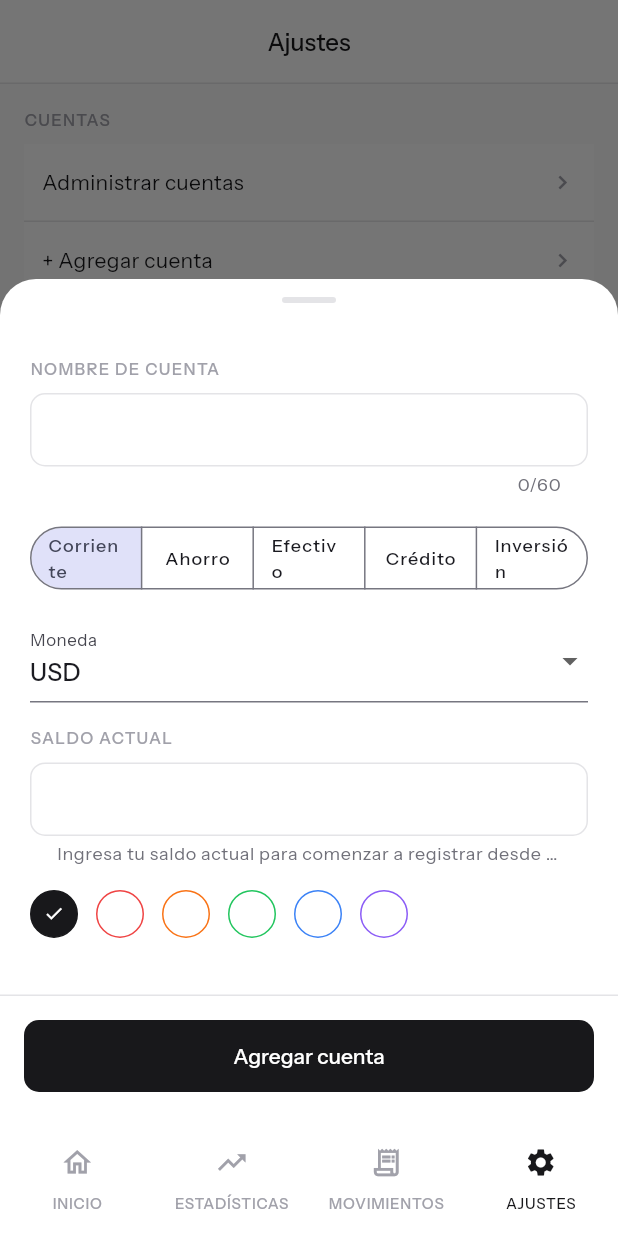
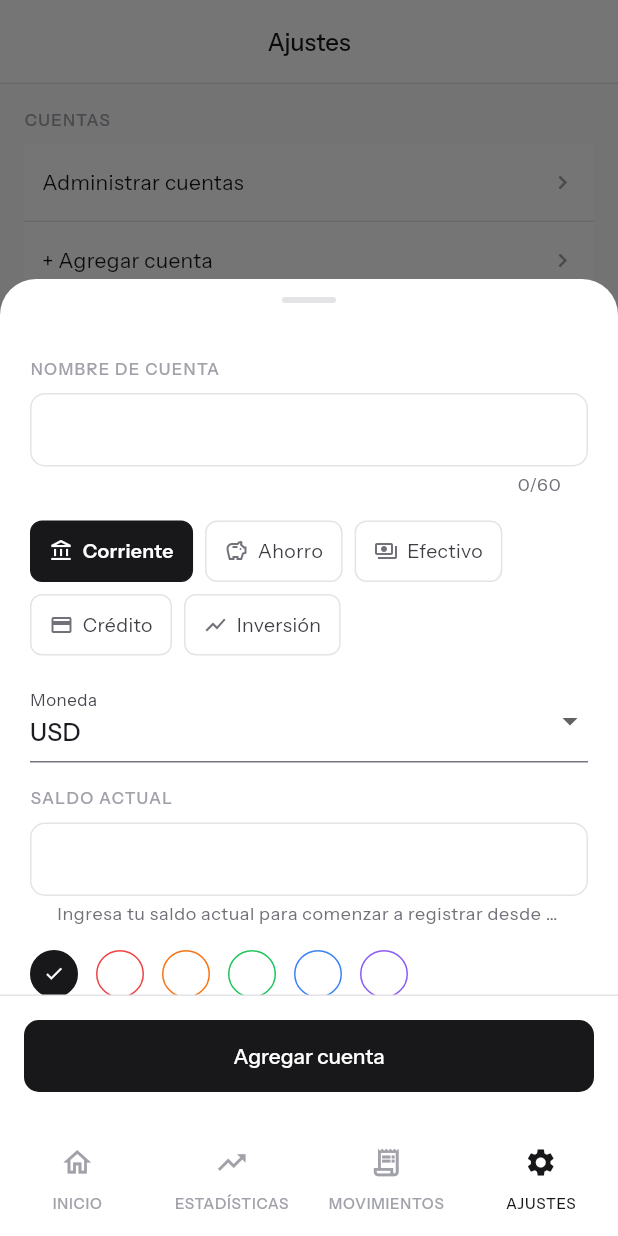
Before and after one commit to atitoch/OrdoFinance, a Flutter app: the screen it shows after launch, item 4 of the bottom bar chosen, after a tap on "+ Agregar cuenta", on a phone screen of 412 x 824 dp. Run offline on Flutter 3.47's test engine with Material 3 defaults, Android fonts, the phone set to English and light mode, and no system bars; our stand-ins replace dio, fl_chart, flutter_riverpod, flutter_secure_storage, go_router, google_fonts and 1 more; missing offline and left inert: ulid; accounts and stored records are empty.

Commit message:
Persist settings: default currency and date format
Preferences were stored only in widget state and lost on every restart.
Added SettingsNotifier backed by a Hive box so currency and date format
survive across sessions. AccountFormSheet now defaults new accounts to
the saved currency instead of hardcoded USD.

Co-Authored-By: Claude Sonnet 4.6 <noreply@anthropic.com>

```diff
--- a/lib/core/storage/hive_storage.dart
+++ b/lib/core/storage/hive_storage.dart
@@ -20,6 +20,7 @@ abstract final class HiveStorage {
       Hive.openBox<Account>('accounts'),
       Hive.openBox<Category>('categories'),
       Hive.openBox<dynamic>('ordo_pending_operations'),
+      Hive.openBox<String>('settings'),
     ]);
   }
 }
--- a/lib/features/accounts/widgets/account_form_sheet.dart
+++ b/lib/features/accounts/widgets/account_form_sheet.dart
@@ -10,6 +10,7 @@ import '../../../data/models/account.dart';
 import '../../../shared/widgets/category_icon.dart';
 import '../../../shared/widgets/ordo_button.dart';
 import '../../../shared/widgets/ordo_text_field.dart';
+import '../../settings/providers/settings_provider.dart';
 import '../providers/accounts_provider.dart';
 
 class AccountFormSheet extends ConsumerStatefulWidget {
@@ -47,7 +48,7 @@ class _AccountFormSheetState extends ConsumerState<AccountFormSheet> {
       text: account == null ? '' : (account.balance ~/ 100).toString(),
     );
     _type = account?.type ?? AccountType.checking;
-    _currency = account?.currency ?? 'USD';
+    _currency = account?.currency ?? ref.read(settingsProvider).currency;
     _color = account?.color ?? _accountColors.first;
   }
 
@@ -94,37 +95,9 @@ class _AccountFormSheetState extends ConsumerState<AccountFormSheet> {
                       onChanged: (_) => setState(() => _nameError = null),
                     ),
                     const SizedBox(height: 16),
-                    SizedBox(
-                      width: double.infinity,
-                      child: SegmentedButton<AccountType>(
-                        showSelectedIcon: false,
-                        segments: const [
-                          ButtonSegment(
-                            value: AccountType.checking,
-                            label: Text('Corriente'),
-                          ),
-                          ButtonSegment(
-                            value: AccountType.savings,
-                            label: Text('Ahorro'),
-                          ),
-                          ButtonSegment(
-                            value: AccountType.cash,
-                            label: Text('Efectivo'),
-                          ),
-                          ButtonSegment(
-                            value: AccountType.credit,
-                            label: Text('Crédito'),
-                          ),
-                          ButtonSegment(
-                            value: AccountType.investment,
-                            label: Text('Inversión'),
-                          ),
-                        ],
-                        selected: {_type},
-                        onSelectionChanged: (selection) {
-                          setState(() => _type = selection.first);
-                        },
-                      ),
+                    _AccountTypeSelector(
+                      selected: _type,
+                      onChanged: (type) => setState(() => _type = type),
                     ),
                     const SizedBox(height: 16),
                     DropdownButtonFormField<String>(
@@ -266,6 +239,65 @@ class _AccountFormSheetState extends ConsumerState<AccountFormSheet> {
   }
 }
 
+class _AccountTypeSelector extends StatelessWidget {
+  const _AccountTypeSelector({required this.selected, required this.onChanged});
+
+  final AccountType selected;
+  final ValueChanged<AccountType> onChanged;
+
+  static const _types = [
+    (type: AccountType.checking, label: 'Corriente', icon: Icons.account_balance_outlined),
+    (type: AccountType.savings, label: 'Ahorro', icon: Icons.savings_outlined),
+    (type: AccountType.cash, label: 'Efectivo', icon: Icons.payments_outlined),
+    (type: AccountType.credit, label: 'Crédito', icon: Icons.credit_card),
+    (type: AccountType.investment, label: 'Inversión', icon: Icons.show_chart),
+  ];
+
+  @override
+  Widget build(BuildContext context) {
+    return Wrap(
+      spacing: 8,
+      runSpacing: 8,
+      children: _types.map((item) {
+        final isSelected = selected == item.type;
+        return GestureDetector(
+          onTap: () => onChanged(item.type),
+          child: AnimatedContainer(
+            duration: const Duration(milliseconds: 140),
+            padding: const EdgeInsets.symmetric(horizontal: 12, vertical: 10),
+            decoration: BoxDecoration(
+              color: isSelected ? AppColors.gray900 : AppColors.white,
+              border: Border.all(
+                color: isSelected ? AppColors.gray900 : AppColors.gray200,
+              ),
+              borderRadius: BorderRadius.circular(8),
+            ),
+            child: Row(
+              mainAxisSize: MainAxisSize.min,
+              children: [
+                Icon(
+                  item.icon,
+                  size: 16,
+                  color: isSelected ? AppColors.white : AppColors.gray500,
+                ),
+                const SizedBox(width: 6),
+                Text(
+                  item.label,
+                  style: GoogleFonts.instrumentSans(
+                    fontSize: 13,
+                    fontWeight: isSelected ? FontWeight.w600 : FontWeight.w400,
+                    color: isSelected ? AppColors.white : AppColors.gray700,
+                  ),
+                ),
+              ],
+            ),
+          ),
+        );
+      }).toList(),
+    );
+  }
+}
+
 const _currencies = ['USD', 'EUR', 'ARS', 'CLP', 'MXN', 'BRL', 'COP'];
 const _accountColors = [
   '#18181B',
--- /dev/null
+++ b/lib/features/settings/providers/settings_provider.dart
@@ -0,0 +1,44 @@
+import 'package:flutter_riverpod/flutter_riverpod.dart';
+import 'package:hive_flutter/hive_flutter.dart';
+
+class AppSettings {
+  const AppSettings({this.currency = 'USD', this.dateFormat = 'DD/MM/YYYY'});
+
+  final String currency;
+  final String dateFormat;
+
+  AppSettings copyWith({String? currency, String? dateFormat}) => AppSettings(
+    currency: currency ?? this.currency,
+    dateFormat: dateFormat ?? this.dateFormat,
+  );
+}
+
+class SettingsNotifier extends StateNotifier<AppSettings> {
+  SettingsNotifier() : super(const AppSettings()) {
+    _load();
+  }
+
+  Box<String> get _box => Hive.box<String>('settings');
+
+  void _load() {
+    state = AppSettings(
+      currency: _box.get('currency', defaultValue: 'USD')!,
+      dateFormat: _box.get('dateFormat', defaultValue: 'DD/MM/YYYY')!,
+    );
+  }
+
+  Future<void> setCurrency(String currency) async {
+    await _box.put('currency', currency);
+    state = state.copyWith(currency: currency);
+  }
+
+  Future<void> setDateFormat(String dateFormat) async {
+    await _box.put('dateFormat', dateFormat);
+    state = state.copyWith(dateFormat: dateFormat);
+  }
+}
+
+final settingsProvider =
+    StateNotifierProvider<SettingsNotifier, AppSettings>(
+      (_) => SettingsNotifier(),
+    );
--- a/lib/features/settings/screens/settings_screen.dart
+++ b/lib/features/settings/screens/settings_screen.dart
@@ -1,4 +1,5 @@
 import 'package:flutter/material.dart';
+import 'package:flutter_riverpod/flutter_riverpod.dart';
 import 'package:go_router/go_router.dart';
 import 'package:google_fonts/google_fonts.dart';
 
@@ -6,20 +7,16 @@ import '../../../core/theme/app_colors.dart';
 import '../../../shared/widgets/ordo_app_bar.dart';
 import '../../../shared/widgets/section_label.dart';
 import '../../accounts/widgets/account_form_sheet.dart';
+import '../providers/settings_provider.dart';
 
-class SettingsScreen extends StatefulWidget {
+class SettingsScreen extends ConsumerWidget {
   const SettingsScreen({super.key});
 
   @override
-  State<SettingsScreen> createState() => _SettingsScreenState();
-}
+  Widget build(BuildContext context, WidgetRef ref) {
+    final settings = ref.watch(settingsProvider);
+    final notifier = ref.read(settingsProvider.notifier);
 
-class _SettingsScreenState extends State<SettingsScreen> {
-  String _currency = 'USD';
-  String _dateFormat = 'MM/DD/YYYY';
-
-  @override
-  Widget build(BuildContext context) {
     return Scaffold(
       backgroundColor: AppColors.gray50,
       appBar: const OrdoAppBar(title: 'Ajustes'),
@@ -31,7 +28,10 @@ class _SettingsScreenState extends State<SettingsScreen> {
             label: 'Administrar cuentas',
             onTap: () => context.go('/accounts'),
           ),
-          _SettingsRow(label: '+ Agregar cuenta', onTap: _showAccountSheet),
+          _SettingsRow(
+            label: '+ Agregar cuenta',
+            onTap: () => _showAccountSheet(context),
+          ),
           const SectionLabel('CATEGORÍAS'),
           _SettingsRow(
             label: 'Administrar categorías',
@@ -40,21 +40,37 @@ class _SettingsScreenState extends State<SettingsScreen> {
           const SectionLabel('PREFERENCIAS'),
           _SettingsRow(
             label: 'Moneda predeterminada',
-            value: _currency,
-            onTap: _showCurrencySheet,
+            value: settings.currency,
+            onTap: () async {
+              final value = await _showOptionsSheet(
+                context,
+                'Moneda predeterminada',
+                const ['USD', 'EUR', 'ARS', 'CLP', 'MXN', 'BRL', 'COP'],
+                settings.currency,
+              );
+              if (value != null) await notifier.setCurrency(value);
+            },
           ),
           _SettingsRow(
             label: 'Formato de fecha',
-            value: _dateFormat,
-            onTap: _showDateFormatSheet,
+            value: settings.dateFormat,
+            onTap: () async {
+              final value = await _showOptionsSheet(
+                context,
+                'Formato de fecha',
+                const ['DD/MM/YYYY', 'MM/DD/YYYY', 'YYYY-MM-DD'],
+                settings.dateFormat,
+              );
+              if (value != null) await notifier.setDateFormat(value);
+            },
           ),
           const SectionLabel('DATOS'),
           _SettingsRow(
             label: 'Exportar a CSV',
             onTap: () {
-              ScaffoldMessenger.of(
-                context,
-              ).showSnackBar(const SnackBar(content: Text('Próximamente')));
+              ScaffoldMessenger.of(context).showSnackBar(
+                const SnackBar(content: Text('Próximamente')),
+              );
             },
           ),
         ],
@@ -62,7 +78,7 @@ class _SettingsScreenState extends State<SettingsScreen> {
     );
   }
 
-  Future<void> _showAccountSheet() {
+  Future<void> _showAccountSheet(BuildContext context) {
     return showModalBottomSheet<void>(
       context: context,
       isScrollControlled: true,
@@ -72,29 +88,12 @@ class _SettingsScreenState extends State<SettingsScreen> {
     );
   }
 
-  Future<void> _showCurrencySheet() async {
-    final value = await _showOptionsSheet('Moneda predeterminada', const [
-      'USD',
-      'EUR',
-      'ARS',
-      'CLP',
-      'MXN',
-      'BRL',
-      'COP',
-    ]);
-    if (value != null) setState(() => _currency = value);
-  }
-
-  Future<void> _showDateFormatSheet() async {
-    final value = await _showOptionsSheet('Formato de fecha', const [
-      'MM/DD/YYYY',
-      'DD/MM/YYYY',
-      'YYYY-MM-DD',
-    ]);
-    if (value != null) setState(() => _dateFormat = value);
-  }
-
-  Future<String?> _showOptionsSheet(String title, List<String> options) {
+  Future<String?> _showOptionsSheet(
+    BuildContext context,
+    String title,
+    List<String> options,
+    String current,
+  ) {
     return showModalBottomSheet<String>(
       context: context,
       backgroundColor: AppColors.white,
@@ -115,6 +114,9 @@ class _SettingsScreenState extends State<SettingsScreen> {
             for (final option in options)
               ListTile(
                 title: Text(option),
+                trailing: option == current
+                    ? const Icon(Icons.check, color: AppColors.gray900, size: 18)
+                    : null,
                 onTap: () => Navigator.of(context).pop(option),
               ),
           ],
```
